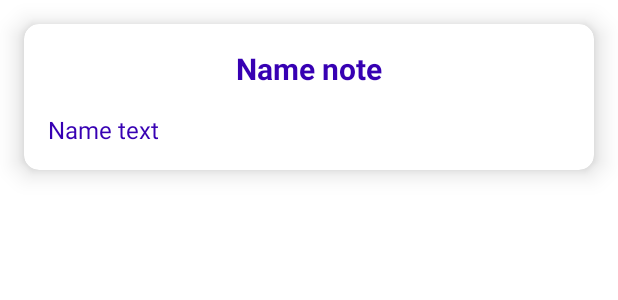
After one commit to SSkimos/MVVMpattern, an Android app: the layout note_item.xml on its own in the app's theme, with its tools: preview values and no code run, on a phone screen of 412 x 824 dp. The commit adds this screen. Shown: the top 300 px of the screen. Run offline under Robolectric (Android 15) with nearby library versions, the phone set to English and light mode, and no system bars.

Commit message:
заполнил fragment_main

```diff
--- /dev/null
+++ b/app/src/main/res/drawable/ic_add.xml
@@ -0,0 +1,5 @@
+<vector android:height="24dp" android:tint="#FFFFFF"
+    android:viewportHeight="24" android:viewportWidth="24"
+    android:width="24dp" xmlns:android="http://schemas.android.com/apk/res/android">
+    <path android:fillColor="@android:color/white" android:pathData="M19,13h-6v6h-2v-6H5v-2h6V5h2v6h6V13z"/>
+</vector>
--- /dev/null
+++ b/app/src/main/res/layout/note_item.xml
@@ -0,0 +1,45 @@
+<?xml version="1.0" encoding="utf-8"?>
+<androidx.cardview.widget.CardView xmlns:android="http://schemas.android.com/apk/res/android"
+    android:layout_width="match_parent"
+    android:layout_height="wrap_content"
+    xmlns:app="http://schemas.android.com/apk/res-auto"
+    xmlns:tools="http://schemas.android.com/tools"
+    app:cardCornerRadius="@dimen/card_corner_radius"
+    app:cardElevation="@dimen/card_corner_elevation"
+    android:layout_margin="@dimen/app_margin">
+
+    <androidx.constraintlayout.widget.ConstraintLayout
+        android:layout_width="match_parent"
+        android:layout_height="wrap_content">
+
+        <TextView
+            android:layout_width="match_parent"
+            android:layout_height="wrap_content"
+            android:layout_margin="@dimen/app_margin"
+            android:id="@+id/item_note_name"
+            tools:text="Name note"
+            android:textColor="@color/design_default_color_primary_dark"
+            android:textStyle="bold"
+            android:textSize="@dimen/item_note_name"
+            android:gravity="center"
+            android:lines="1"
+            app:layout_constraintStart_toStartOf="parent"
+            app:layout_constraintTop_toTopOf="parent"
+            app:layout_constraintEnd_toEndOf="parent" />
+
+        <TextView
+            android:layout_width="match_parent"
+            android:layout_height="wrap_content"
+            android:id="@+id/item_note_text"
+            android:textSize="16sp"
+            android:layout_margin="@dimen/app_margin"
+            app:layout_constraintTop_toBottomOf="@+id/item_note_name"
+            app:layout_constraintEnd_toEndOf="parent"
+            app:layout_constraintStart_toStartOf="parent"
+            app:layout_constraintBottom_toBottomOf="parent"
+            tools:text="Name text"
+            android:textColor="@color/design_default_color_primary_dark"/>
+
+
+    </androidx.constraintlayout.widget.ConstraintLayout>
+</androidx.cardview.widget.CardView>
--- a/app/src/main/res/navigation/navigation_graph.xml
+++ b/app/src/main/res/navigation/navigation_graph.xml
@@ -3,7 +3,7 @@
     xmlns:app="http://schemas.android.com/apk/res-auto"
     xmlns:tools="http://schemas.android.com/tools"
     android:id="@+id/navigation_graph"
-    app:startDestination="@id/addNewFragment">
+    app:startDestination="@id/mainFragment">
 
     <fragment
         android:id="@+id/addNewFragment"
--- /dev/null
+++ b/app/src/main/res/values/dimens.xml
@@ -0,0 +1,7 @@
+<?xml version="1.0" encoding="utf-8"?>
+<resources>
+    <dimen name="card_corner_radius">10dp</dimen>
+    <dimen name="card_corner_elevation">10dp</dimen>
+    <dimen name="item_note_name">20sp</dimen>
+    <dimen name="app_margin">16sp</dimen>
+</resources>
--- a/app/src/main/res/values/themes.xml
+++ b/app/src/main/res/values/themes.xml
@@ -1,6 +1,6 @@
 <resources xmlns:tools="http://schemas.android.com/tools">
     <!-- Base application theme. -->
-    <style name="Theme.MVVMpattern" parent="Theme.MaterialComponents.DayNight.DarkActionBar">
+    <style name="Theme.MVVMpattern" parent="Theme.MaterialComponents.DayNight.NoActionBar">
         <!-- Primary brand color. -->
         <item name="colorPrimary">@color/purple_500</item>
         <item name="colorPrimaryVariant">@color/purple_700</item>
```
Also changed, not shown: app/src/main/res/layout/fragment_main.xml (+22 -5 lines).
